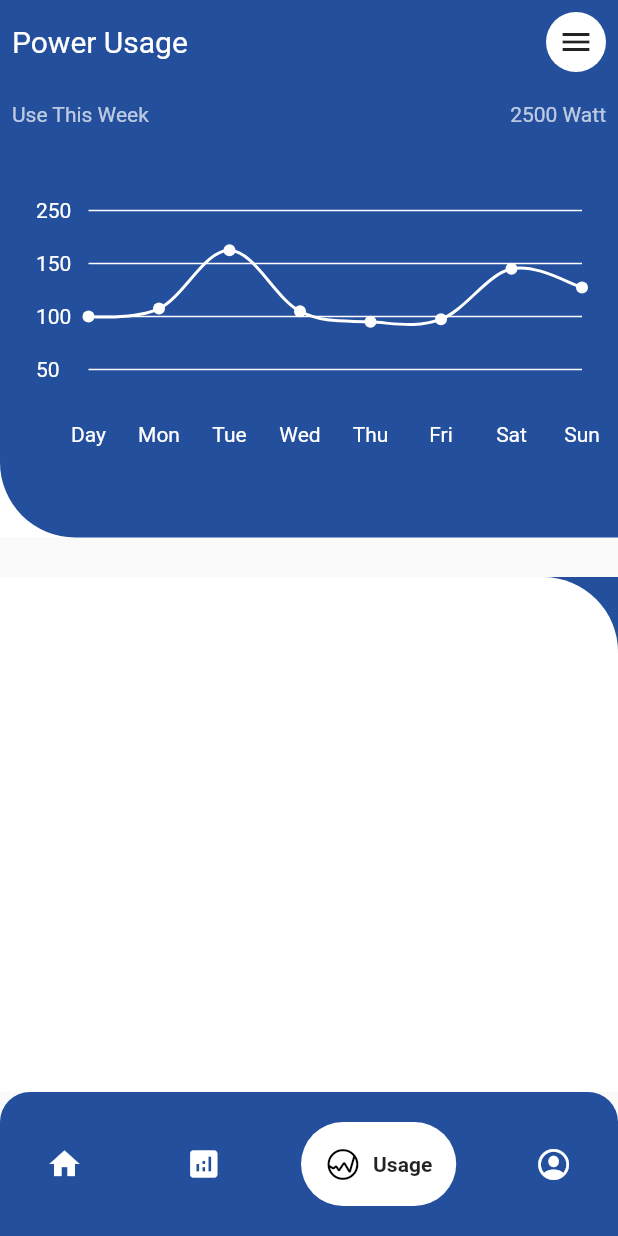
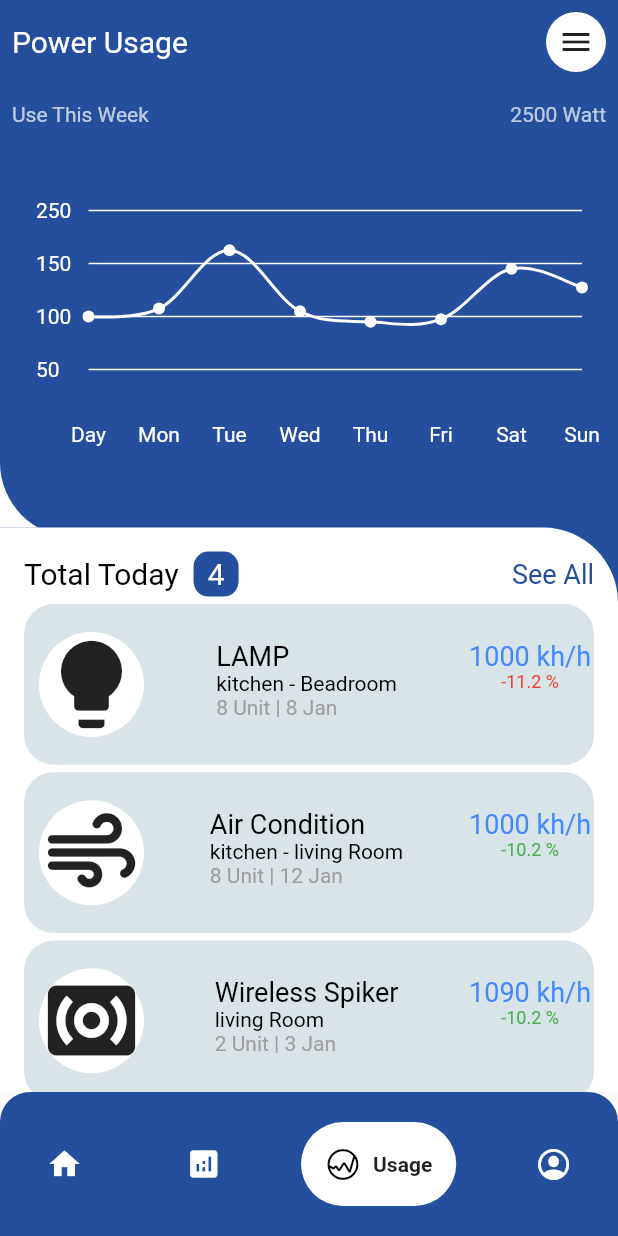
Before and after one commit to Mahibulhassan/Innova_Infosys, a Flutter app: the screen it shows after launch, item 3 of the bottom bar chosen, on a phone screen of 412 x 824 dp. Run offline on Flutter 3.47's test engine with Material 2 defaults, Android fonts, the phone set to English and light mode, and no system bars; drawn by our look-alikes of fl_chart, google_nav_bar; missing offline and left inert: dart:ffi.

Commit message:
power page done

```diff
--- a/Smar Home Management/smart_home_management/lib/Screens/PowerUages.dart
+++ b/Smar Home Management/smart_home_management/lib/Screens/PowerUages.dart
@@ -1,6 +1,7 @@
 import 'package:fl_chart/fl_chart.dart';
 import 'package:flutter/material.dart';
 import 'package:smart_home_management/uility/BaseApp.dart';
+import 'package:smart_home_management/widgets/PowerUagesPage/allWidgets.dart';
 import '../model/graphdata.dart';
 import '../uility/AppColors.dart';
 
@@ -80,7 +81,7 @@ class _PowerUagesState extends State<PowerUages> {
               alignment: Alignment.bottomCenter,
               child: Container(
                 width: size.width,
-                height: size.height / 2.4,
+                height: size.height / 2.19,
                 decoration: BoxDecoration(
                     color: AppColors.main_colour
                 ),
@@ -90,11 +91,47 @@ class _PowerUagesState extends State<PowerUages> {
               alignment: Alignment.bottomCenter,
               child: Container(
                 width: size.width,
-                height: size.height / 2.4,
+                height: size.height / 2.19,
                 decoration: BoxDecoration(
                   color: Colors.white,
                   borderRadius: BorderRadius.only(
                       topRight: Radius.circular(50)),
+                ),
+                child: SingleChildScrollView(
+                  child: Padding(
+                    padding: const EdgeInsets.all(16.0),
+                    child: Column(
+                      children: [
+                        Row(
+                          mainAxisAlignment: MainAxisAlignment.spaceBetween,
+                          children: [
+                            Row(
+                              children: [
+                                showText("Total Today", 20, Colors.black),
+                                Container(
+                                  margin: EdgeInsets.only(left: 10),
+                                  height: 30,
+                                  width: 30,
+                                  decoration:BoxDecoration(
+                                    color: AppColors.main_colour,
+                                    borderRadius: BorderRadius.all(Radius.circular(10)),
+                                  ),
+                                  child: Center(child: showText("4", 20, Colors.white)),
+                                )
+                              ],
+                            ),
+                            showText("See All", 18, AppColors.main_colour),
+                          ],
+                        ),
+                        SizedBox(height: 5,),
+                        PowerUseLowerView(size, "LAMP", "kitchen - Beadroom","8 Unit | 8 Jan", "1000 kh/h","-11.2 %",Icons.lightbulb,Colors.red),
+                        SizedBox(height: 5,),
+                        PowerUseLowerView(size, "Air Condition", "kitchen - living Room","8 Unit | 12 Jan", "1000 kh/h","-10.2 %",Icons.air_rounded,Colors.green),
+                        SizedBox(height: 5,),
+                        PowerUseLowerView(size, "Wireless Spiker", "living Room","2 Unit | 3 Jan", "1090 kh/h","-10.2 %",Icons.surround_sound,Colors.green),
+                      ],
+                    ),
+                  ),
                 ),
               ),
             ),
--- a/Smar Home Management/smart_home_management/lib/widgets/HomePageWidgets/Allwidgets.dart
+++ b/Smar Home Management/smart_home_management/lib/widgets/HomePageWidgets/Allwidgets.dart
@@ -2,7 +2,7 @@ import 'package:flutter/material.dart';
 
 import '../../uility/AppColors.dart';
 
-Widget TopOrderView(var icon ,String data, String name){
+Widget HomeTopView(var icon ,String data, String name){
   return Container(
     height: 70,
     width: 110,
@@ -38,7 +38,7 @@ Widget TopOrderView(var icon ,String data, String name){
 }
 
 
-Widget MiddleOrderView(var size ,String tempar,String name,String device,String image ){
+Widget HomeMiddleView(var size ,String tempar,String name,String device,String image ){
 
   return Container(
     height: size.height*0.23,
@@ -76,7 +76,7 @@ Widget MiddleOrderView(var size ,String tempar,String name,String device,String
 }
 
 
-Widget LowerOrderView(var size,String name,String subname,String lname,String lsubname,String image){
+Widget HomeLowerView(var size,String name,String subname,String lname,String lsubname,String image){
   return Container(
     height: size.height*0.16,
     width: size.width*0.45,
--- a/Smar Home Management/smart_home_management/lib/widgets/LampPageWidgets/AllWidgets.dart
+++ b/Smar Home Management/smart_home_management/lib/widgets/LampPageWidgets/AllWidgets.dart
@@ -2,7 +2,7 @@ import 'package:flutter/material.dart';
 import 'package:flutter/cupertino.dart';
 
 
-Widget MiddleOrderView(){
+Widget LampMiddleView(){
 
   return Padding(
     padding: const EdgeInsets.all(16.0),
@@ -38,7 +38,7 @@ Widget MiddleOrderView(){
   );
 }
 
-Widget LowerOrderView(var size,String heading,String subtext, String icon,String stime,String etime){
+Widget LampLowerView(var size,String heading,String subtext, String icon,String stime,String etime){
 
   return Container(
     width: size.width,
--- a/Smar Home Management/smart_home_management/lib/widgets/PowerUagesPage/allWidgets.dart
+++ b/Smar Home Management/smart_home_management/lib/widgets/PowerUagesPage/allWidgets.dart
@@ -1,6 +1,52 @@
 
-
-
-import 'package:fl_chart/fl_chart.dart';
 import 'package:flutter/cupertino.dart';
 import 'package:flutter/material.dart';
+import '../../uility/AppColors.dart';
+import '../../uility/BaseApp.dart';
+
+Widget PowerUseLowerView (Size size,String data1,String data2,String data3,String data4,String data5,var icon,var color){
+
+  return Container(
+    width: size.width,
+    height: size.height*0.13,
+    decoration: BoxDecoration(
+      color: AppColors.shasow_bluw,
+      borderRadius: BorderRadius.all(Radius.circular(20)),
+    ),
+    child: Row(
+      mainAxisAlignment: MainAxisAlignment.spaceBetween,
+      children: [
+        Container(
+          margin: EdgeInsets.only(left: 10),
+          height: 70,
+          width: 70,
+          decoration: BoxDecoration(
+            color: Colors.white,
+            borderRadius: BorderRadius.all(Radius.circular(50)),
+          ),
+          child: FittedBox(child: Icon(icon)),
+        ),
+        Padding(
+          padding: const EdgeInsets.only(top: 24),
+          child: Column(
+            crossAxisAlignment: CrossAxisAlignment.start,
+            children: [
+              showText(data1, 18, Colors.black),
+              showText(data2, 14, Colors.black),
+              showText(data3, 14, Colors.grey),
+            ],
+          ),
+        ),
+        Padding(
+          padding: const EdgeInsets.only(top: 24,right: 2),
+          child: Column(
+            children: [
+              showText(data4, 18, Colors.blueAccent),
+              showText(data5, 12, color)
+            ],
+          ),
+        )
+      ],
+    ),
+  );
+}
```
Also changed, not shown: Smar Home Management/smart_home_management/lib/Screens/HomePage.dart (+7 -7 lines), Smar Home Management/smart_home_management/lib/Screens/LampPage.dart (+9 -6 lines).
